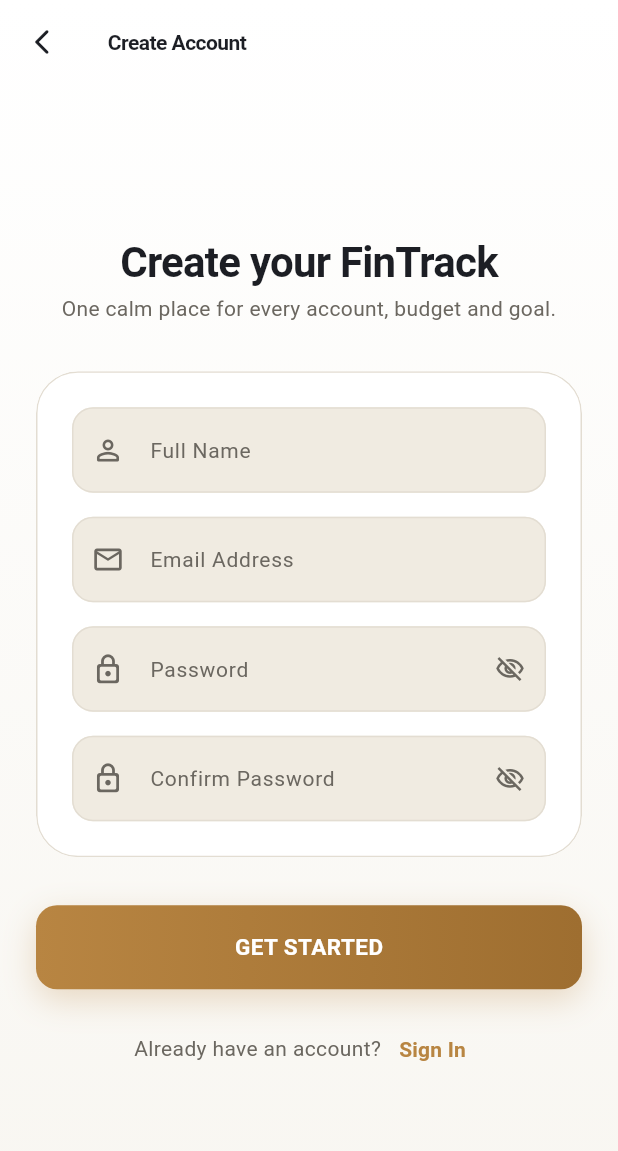
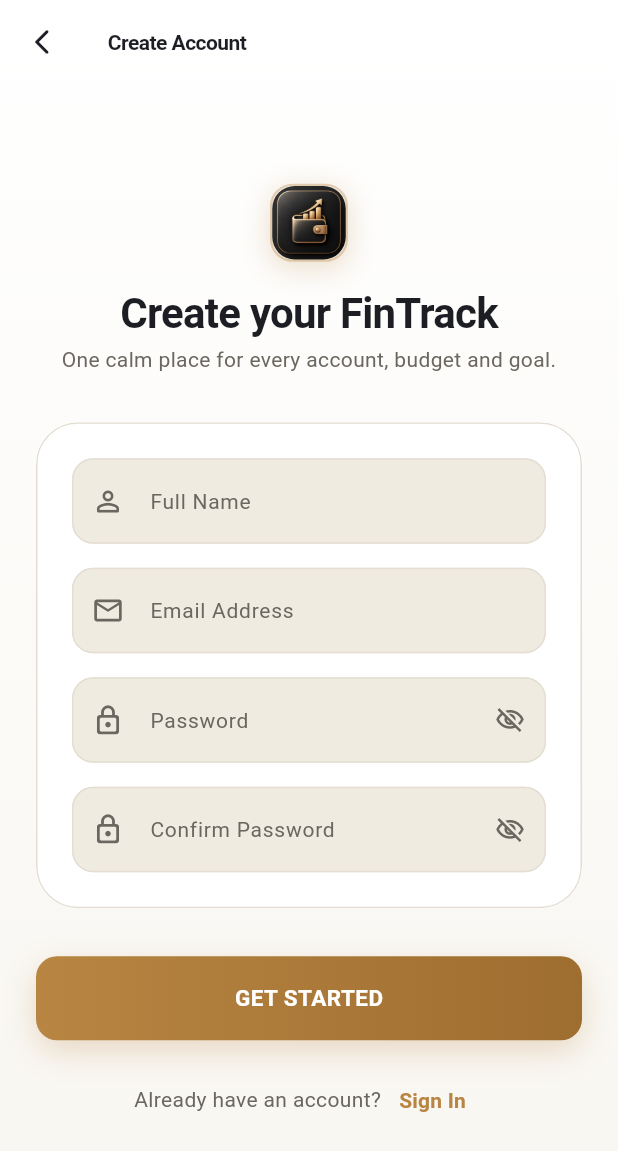
Before and after one commit to Mubashir-114/budgetbee-app, a Flutter app: the screen it shows after launch, after a tap on "SIGN IN", after a tap on "Create account", on a phone screen of 412 x 824 dp. Shown: the top 1151 px of the screen. Run offline on Flutter 3.47's test engine with Material 3 defaults, Android fonts, the phone set to English and light mode, and no system bars; our stand-ins replace connectivity_plus, dio, fl_chart, flutter_secure_storage, go_router, pdf and 2 more; missing offline and left inert: flutter_sms_inbox; accounts and stored records are empty.

Commit message:
feat(branding): implement theme-adaptive FinTrack launcher icons

```diff
--- /dev/null
+++ b/lib/core/services/launcher_icon_service.dart
@@ -0,0 +1,60 @@
+import 'package:flutter/foundation.dart';
+import 'package:flutter/services.dart';
+import '../theme/theme_collection.dart';
+
+/// Service managing native Android launcher icons synchronized with FinTrack themes.
+class LauncherIconService {
+  static const MethodChannel _channel =
+      MethodChannel('com.mkl.financemanager/launcher_icon');
+
+  /// Maps [ThemeCollection] to native icon keys.
+  static String iconKeyFor(ThemeCollection collection) => collection.storageKey;
+
+  /// Changes the Android launcher icon to correspond to the given [collection].
+  /// Returns `true` if updated successfully, `false` otherwise.
+  /// Gracefully no-ops on non-Android platforms or if native calls fail.
+  static Future<bool> setLauncherIcon(ThemeCollection collection) async {
+    if (kIsWeb || defaultTargetPlatform != TargetPlatform.android) {
+      return false;
+    }
+    try {
+      final success = await _channel.invokeMethod<bool>('setLauncherIcon', {
+        'iconKey': iconKeyFor(collection),
+      });
+      return success ?? false;
+    } catch (e) {
+      debugPrint('LauncherIconService.setLauncherIcon error: $e');
+      return false;
+    }
+  }
+
+  /// Queries the currently active launcher icon alias key on Android.
+  static Future<String?> getCurrentLauncherIcon() async {
+    if (kIsWeb || defaultTargetPlatform != TargetPlatform.android) {
+      return null;
+    }
+    try {
+      return await _channel.invokeMethod<String>('getCurrentLauncherIcon');
+    } catch (e) {
+      debugPrint('LauncherIconService.getCurrentLauncherIcon error: $e');
+      return null;
+    }
+  }
+
+  /// Reconciles launcher icon at app startup with the persisted [collection].
+  /// Safely no-ops if the active alias already matches the collection.
+  static Future<void> reconcile(ThemeCollection collection) async {
+    if (kIsWeb || defaultTargetPlatform != TargetPlatform.android) {
+      return;
+    }
+    try {
+      final currentKey = await getCurrentLauncherIcon();
+      final targetKey = iconKeyFor(collection);
+      if (currentKey != targetKey) {
+        await setLauncherIcon(collection);
+      }
+    } catch (e) {
+      debugPrint('LauncherIconService.reconcile error: $e');
+    }
+  }
+}
--- a/lib/core/theme/theme_collection.dart
+++ b/lib/core/theme/theme_collection.dart
@@ -6,27 +6,34 @@
     displayName: 'Graphite & Champagne',
     storageKey: 'graphite_champagne',
     description: 'Warm graphite, champagne accents & soft gold highlights',
+    logoAssetPath: 'assets/branding/logo_graphite_champagne.png',
   ),
   obsidianJade(
     displayName: 'Obsidian & Jade',
     storageKey: 'obsidian_jade',
     description: 'Deep obsidian backdrop with vibrant jade & teal accents',
+    logoAssetPath: 'assets/branding/logo_obsidian_jade.png',
   ),
   arcticBlue(
     displayName: 'Arctic Blue',
     storageKey: 'arctic_blue',
     description: 'Cool navy canvas with vivid arctic blue & cyan accents',
+    logoAssetPath: 'assets/branding/logo_arctic_blue.png',
   );
 
   const ThemeCollection({
     required this.displayName,
     required this.storageKey,
     required this.description,
+    required this.logoAssetPath,
   });
 
   final String displayName;
   final String storageKey;
   final String description;
+  final String logoAssetPath;
+
+  String get launcherIconKey => storageKey;
 
   static ThemeCollection fromKey(String? key) {
     if (key == null) return ThemeCollection.graphiteChampagne;
--- a/lib/core/widgets/app_logo.dart
+++ b/lib/core/widgets/app_logo.dart
@@ -1,39 +1,160 @@
 import 'package:flutter/material.dart';
+import 'package:provider/provider.dart';
 
-class AppLogo extends StatelessWidget {
+import '../theme/theme_collection.dart';
+import '../theme/fin_track_theme_tokens.dart';
+import '../../providers/theme_provider.dart';
+
+/// The official FinTrack 2.0 wallet-and-growth logo component.
+/// Dynamically adapts artwork according to the active [ThemeCollection].
+class FinTrackLogo extends StatelessWidget {
   final double size;
+  final double? borderRadius;
+  final ThemeCollection? collection;
+  final bool showBorder;
+  final bool showShadow;
 
-  const AppLogo({
+  const FinTrackLogo({
     super.key,
-    this.size = 90,
+    this.size = 48,
+    this.borderRadius,
+    this.collection,
+    this.showBorder = false,
+    this.showShadow = false,
   });
 
   @override
   Widget build(BuildContext context) {
+    final activeCollection =
+        collection ?? context.watch<ThemeProvider>().collection;
+    final theme = Theme.of(context);
+    final tokens = theme.extension<FinTrackThemeTokens>() ??
+        FinTrackThemeTokens.resolve(activeCollection, theme.brightness);
+
+    final radius = borderRadius ?? (size * 0.28);
+
+    return Container(
+      width: size,
+      height: size,
+      decoration: BoxDecoration(
+        borderRadius: BorderRadius.circular(radius),
+        border: showBorder
+            ? Border.all(
+                color: tokens.primary.withValues(alpha: 0.35),
+                width: 1.5,
+              )
+            : null,
+        boxShadow: showShadow
+            ? [
+                BoxShadow(
+                  color: tokens.primary.withValues(alpha: 0.25),
+                  blurRadius: size * 0.3,
+                  spreadRadius: 1,
+                  offset: const Offset(0, 4),
+                ),
+              ]
+            : null,
+      ),
+      child: ClipRRect(
+        borderRadius: BorderRadius.circular(radius),
+        child: Image.asset(
+          activeCollection.logoAssetPath,
+          width: size,
+          height: size,
+          fit: BoxFit.cover,
+          errorBuilder: (context, error, stackTrace) {
+            return Container(
+              color: tokens.primary.withValues(alpha: 0.14),
+              child: Icon(
+                Icons.account_balance_wallet_rounded,
+                size: size * 0.55,
+                color: tokens.primary,
+              ),
+            );
+          },
+        ),
+      ),
+    );
+  }
+}
+
+/// Branded header displaying the FinTrack 2.0 logo alongside typography.
+class AppLogo extends StatelessWidget {
+  final double size;
+  final bool showSubtitle;
+  final ThemeCollection? collection;
+
+  const AppLogo({
+    super.key,
+    this.size = 80,
+    this.showSubtitle = true,
+    this.collection,
+  });
+
+  @override
+  Widget build(BuildContext context) {
+    final theme = Theme.of(context);
+    final activeCollection =
+        collection ?? context.watch<ThemeProvider>().collection;
+    final tokens = theme.extension<FinTrackThemeTokens>() ??
+        FinTrackThemeTokens.resolve(activeCollection, theme.brightness);
+
     return Column(
+      mainAxisSize: MainAxisSize.min,
       children: [
-        Icon(
-          Icons.account_balance_wallet_rounded,
+        FinTrackLogo(
           size: size,
-          color: Theme.of(context).colorScheme.primary,
+          collection: activeCollection,
+          showShadow: true,
+          showBorder: true,
         ),
-        const SizedBox(height: 20),
+        const SizedBox(height: 16),
+        Row(
+          mainAxisSize: MainAxisSize.min,
+          crossAxisAlignment: CrossAxisAlignment.center,
+          children: [
             Text(
-          "Personal Finance Manager",
-          style: Theme.of(context).textTheme.headlineSmall?.copyWith(
-                fontWeight: FontWeight.bold,
+              "FinTrack",
+              style: theme.textTheme.headlineSmall?.copyWith(
+                    fontWeight: FontWeight.w800,
+                    letterSpacing: -0.5,
+                    color: tokens.textPrimary,
                   ),
-          textAlign: TextAlign.center,
             ),
-        const SizedBox(height: 8),
+            const SizedBox(width: 8),
+            Container(
+              padding: const EdgeInsets.symmetric(horizontal: 7, vertical: 2),
+              decoration: BoxDecoration(
+                color: tokens.primary.withValues(alpha: 0.16),
+                borderRadius: BorderRadius.circular(8),
+                border: Border.all(
+                  color: tokens.primary.withValues(alpha: 0.3),
+                  width: 1,
+                ),
+              ),
+              child: Text(
+                "2.0",
+                style: TextStyle(
+                  fontSize: 11,
+                  fontWeight: FontWeight.w700,
+                  color: tokens.primary,
+                ),
+              ),
+            ),
+          ],
+        ),
+        if (showSubtitle) ...[
+          const SizedBox(height: 6),
           Text(
             "Manage your money smarter",
-          style: Theme.of(context).textTheme.bodyMedium?.copyWith(
-                color: Colors.grey,
+            style: theme.textTheme.bodyMedium?.copyWith(
+                  color: tokens.textSecondary,
+                  fontWeight: FontWeight.w500,
                 ),
             textAlign: TextAlign.center,
           ),
         ],
+      ],
     );
   }
 }
--- a/lib/providers/theme_provider.dart
+++ b/lib/providers/theme_provider.dart
@@ -2,6 +2,7 @@
 import 'package:shared_preferences/shared_preferences.dart';
 
 import '../core/services/cache_service.dart';
+import '../core/services/launcher_icon_service.dart';
 import '../core/theme/app_theme.dart';
 import '../core/theme/theme_collection.dart';
 import '../core/theme/fin_track_theme_tokens.dart';
@@ -67,6 +68,9 @@
 
       _isInitialized = true;
       notifyListeners();
+
+      // Safely reconcile launcher icon with active theme at startup
+      await LauncherIconService.reconcile(_collection);
     } catch (_) {
       _isInitialized = true;
     }
@@ -76,6 +80,9 @@
     if (_collection == collection) return;
     _collection = collection;
     notifyListeners();
+
+    // Request Android launcher icon update matching selected theme collection
+    await LauncherIconService.setLauncherIcon(collection);
 
     try {
       final prefs = await SharedPreferences.getInstance();
--- a/lib/screens/auth/login_screen.dart
+++ b/lib/screens/auth/login_screen.dart
@@ -6,6 +6,7 @@
 import '../../core/constants/app_dimensions.dart';
 import '../../core/constants/app_motion.dart';
 import '../../core/widgets/app_button.dart';
+import '../../core/widgets/app_logo.dart';
 import '../../core/widgets/app_text_field.dart';
 import '../../core/widgets/custom_toast.dart';
 import '../../core/widgets/living_wallet.dart';
@@ -253,18 +254,9 @@
       child: Row(
         mainAxisAlignment: MainAxisAlignment.center,
         children: [
-          Container(
-            width: 34,
-            height: 34,
-            decoration: BoxDecoration(
-              gradient: AppColors.auroraGradient,
-              borderRadius: BorderRadius.circular(11),
-            ),
-            child: const Icon(
-              Icons.auto_graph_rounded,
-              color: Colors.white,
-              size: 21,
-            ),
+          const FinTrackLogo(
+            size: 34,
+            borderRadius: 10,
           ),
           const SizedBox(width: 10),
           Text(
--- a/lib/screens/auth/register_screen.dart
+++ b/lib/screens/auth/register_screen.dart
@@ -3,6 +3,7 @@
 import 'package:provider/provider.dart';
 
 import '../../core/widgets/app_button.dart';
+import '../../core/widgets/app_logo.dart';
 import '../../core/widgets/app_text_field.dart';
 import '../../providers/auth_provider.dart';
 import '../../core/constants/app_colors.dart';
@@ -100,6 +101,17 @@
                   mainAxisAlignment: MainAxisAlignment.center,
                   crossAxisAlignment: CrossAxisAlignment.stretch,
                   children: [
+                    const Center(
+                      child: Padding(
+                        padding: EdgeInsets.only(bottom: 16),
+                        child: FinTrackLogo(
+                          size: 52,
+                          borderRadius: 15,
+                          showShadow: true,
+                          showBorder: true,
+                        ),
+                      ),
+                    ),
                     Text(
                       "Create your FinTrack",
                       textAlign: TextAlign.center,
--- a/lib/screens/splash/splash_screen.dart
+++ b/lib/screens/splash/splash_screen.dart
@@ -7,6 +7,7 @@
 import '../../core/services/token_service.dart';
 import '../../core/constants/app_colors.dart';
 import '../../core/constants/app_dimensions.dart';
+import '../../core/widgets/app_logo.dart';
 
 class SplashScreen extends StatefulWidget {
   const SplashScreen({super.key});
@@ -128,42 +129,53 @@
                   child: Column(
                     mainAxisAlignment: MainAxisAlignment.center,
                     children: [
-                      // App logo container
-                      Container(
-                        padding: const EdgeInsets.all(28),
-                        decoration: BoxDecoration(
-                          color: tokens.surface,
-                          shape: BoxShape.circle,
-                          boxShadow: [
-                            BoxShadow(
-                              color: tokens.primary.withValues(alpha: 0.15),
-                              blurRadius: 32,
-                              spreadRadius: 6,
-                            ),
-                          ],
-                          border: Border.all(
-                            color: tokens.divider,
-                            width: 1.0,
-                          ),
-                        ),
-                        child: Icon(
-                          Icons.account_balance_wallet_rounded,
-                          size: 64,
-                          color: tokens.primary,
-                        ),
+                      // FinTrack 2.0 theme-adaptive logo
+                      const FinTrackLogo(
+                        size: 96,
+                        borderRadius: 26,
+                        showShadow: true,
+                        showBorder: true,
                       ),
                       AppDimensions.hLG,
+                      Row(
+                        mainAxisSize: MainAxisSize.min,
+                        children: [
                           Text(
-                        "Personal Finance",
+                            "FinTrack",
                             style: theme.textTheme.headlineMedium?.copyWith(
                               fontWeight: FontWeight.bold,
                               color: tokens.textPrimary,
                               letterSpacing: -0.5,
                             ),
                           ),
+                          const SizedBox(width: 8),
+                          Container(
+                            padding: const EdgeInsets.symmetric(
+                              horizontal: 7,
+                              vertical: 3,
+                            ),
+                            decoration: BoxDecoration(
+                              color: tokens.primary.withValues(alpha: 0.16),
+                              borderRadius: BorderRadius.circular(10),
+                              border: Border.all(
+                                color: tokens.primary.withValues(alpha: 0.3),
+                                width: 1,
+                              ),
+                            ),
+                            child: Text(
+                              "2.0",
+                              style: TextStyle(
+                                fontSize: 12,
+                                fontWeight: FontWeight.w700,
+                                color: tokens.primary,
+                              ),
+                            ),
+                          ),
+                        ],
+                      ),
                       AppDimensions.hXS,
                       Text(
-                        "Manage your money smarter",
+                        "Your money, beautifully in control.",
                         style: theme.textTheme.bodyMedium?.copyWith(
                           color: tokens.textSecondary,
                           fontWeight: FontWeight.w500,
--- a/pubspec.yaml
+++ b/pubspec.yaml
@@ -79,6 +79,10 @@
   # the material Icons class.
   uses-material-design: true
 
+  assets:
+    - assets/
+    - assets/branding/
+
   # An image asset can refer to one or more resolution-specific "variants", see
   # https://flutter.dev/to/resolution-aware-images
 
```
Also changed, not shown: lib/screens/profile/appearance_screen.dart (+14 -15 lines), lib/screens/profile/profile_screen.dart (+10 -13 lines), assets/branding/logo_arctic_blue.png (added), assets/branding/logo_graphite_champagne.png (added), assets/branding/logo_obsidian_jade.png (added), 75 other files. Lines whose indentation alone changed are shown as unchanged.
